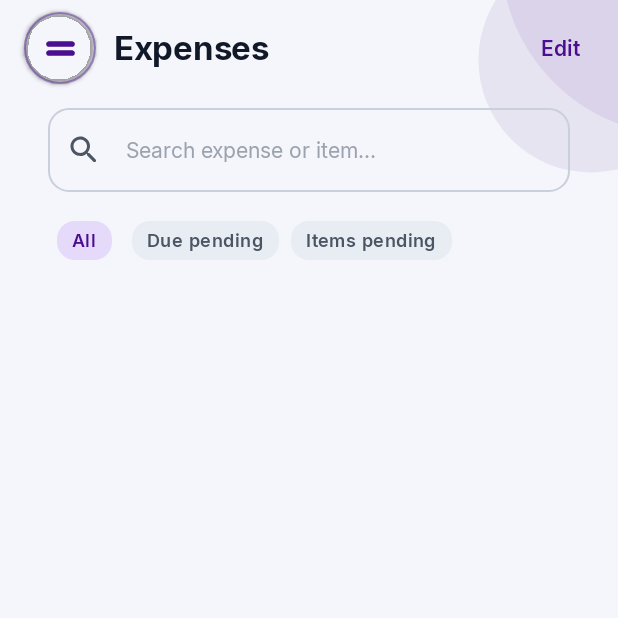
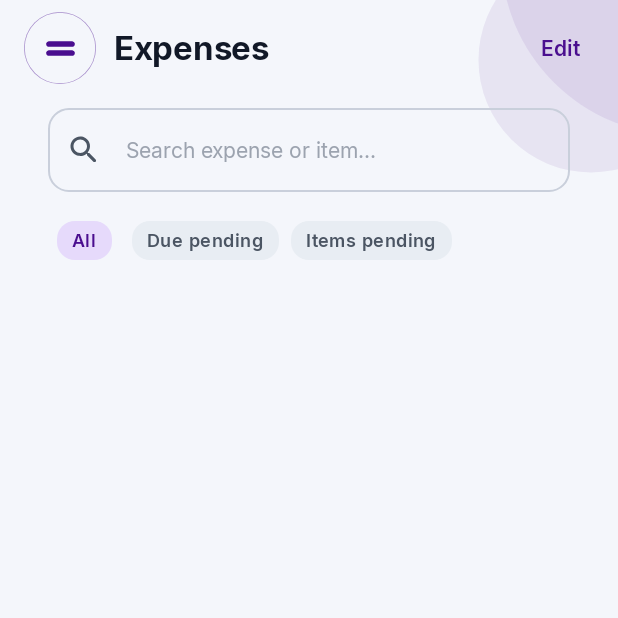
Before and after one commit to sabujdip01/MyEvents, an Android app built with Jetpack Compose: the composable ExpensesScreen shown on its own in the app's theme, on a phone screen of 412 x 824 dp, the top half of it. Run offline under Robolectric (Android 15) with nearby library versions, the phone set to English and light mode, and no system bars; our stand-ins replace Dagger/Hilt's generated code, Room's generated code; 4 statements that could not run were skipped.

Commit message:
fix(nav): anti-aliased smooth circle MenuButton, reliable Home navigation, and drawer gesture boundary

```diff
--- a/app/src/main/java/sabuj/m/myevents/core/ui/MenuButton.kt
+++ b/app/src/main/java/sabuj/m/myevents/core/ui/MenuButton.kt
@@ -1,17 +1,20 @@
 package sabuj.m.myevents.core.ui
 
 import androidx.compose.foundation.Canvas
+import androidx.compose.foundation.clickable
 import androidx.compose.foundation.layout.Box
 import androidx.compose.foundation.layout.fillMaxWidth
 import androidx.compose.foundation.layout.padding
 import androidx.compose.foundation.layout.size
 import androidx.compose.foundation.shape.CircleShape
-import androidx.compose.material3.Surface
 import androidx.compose.runtime.Composable
 import androidx.compose.ui.Alignment
 import androidx.compose.ui.Modifier
+import androidx.compose.ui.draw.clip
+import androidx.compose.ui.draw.drawBehind
 import androidx.compose.ui.geometry.Offset
 import androidx.compose.ui.graphics.StrokeCap
+import androidx.compose.ui.graphics.drawscope.Stroke
 import androidx.compose.ui.unit.dp
 import sabuj.m.myevents.core.preview.LightDarkPreviews
 import sabuj.m.myevents.core.theme.AppColor
@@ -19,13 +22,8 @@ import sabuj.m.myevents.core.theme.AppTheme
 import sabuj.m.myevents.core.theme.Spacing
 
 /**
- * Floating menu button shown at the top-left of every screen.
- * Design.md section 4.1:
- *  - 48 × 48 circle, surface colour, soft shadow (light) or 1 dp outline (dark)
- *  - Two thick horizontal lines (≡ simplified), drawn in primary colour
- *  - Floats at left 16 dp, top = status bar + 8 dp
- *
- * @param onClick Called when the button is tapped (opens the drawer).
+ * Floating menu button shown at the top-left of every screen (Items C1 & C2).
+ * Perfect anti-aliased circle with transparent background fill and thin border.
  */
 @Composable
 fun MenuButton(
@@ -33,19 +31,21 @@ fun MenuButton(
     modifier: Modifier = Modifier,
 ) {
     val lineColor = AppColor.primary
+    val borderColor = if (AppColor.isDark) AppColor.outlineVariant else AppColor.primary.copy(alpha = 0.25f)
 
-    Surface(
-        onClick         = onClick,
-        modifier        = modifier.size(48.dp),
-        shape           = CircleShape,
-        color           = androidx.compose.ui.graphics.Color.Transparent,
-        shadowElevation = 2.dp,
-        border          = androidx.compose.foundation.BorderStroke(
-            0.8.dp,
-            if (AppColor.isDark) AppColor.outlineVariant else AppColor.primary.copy(alpha = 0.25f),
-        ),
+    Box(
+        modifier = modifier
+            .size(48.dp)
+            .clip(CircleShape)
+            .clickable(onClick = onClick)
+            .drawBehind {
+                drawCircle(
+                    color = borderColor,
+                    style = Stroke(width = 1.dp.toPx()),
+                )
+            },
+        contentAlignment = Alignment.Center,
     ) {
-        Box(contentAlignment = Alignment.Center) {
         // Two centered lines — 15 dp wide (25% shorter), 3.45 dp stroke (15% thicker)
         Canvas(modifier = Modifier.size(15.dp, 10.dp)) {
             val w      = size.width
@@ -63,7 +63,6 @@ fun MenuButton(
                     strokeWidth = stroke,
                     cap         = StrokeCap.Round,
                 )
-                }
             }
         }
     }
--- a/app/src/main/java/sabuj/m/myevents/navigation/AppDrawer.kt
+++ b/app/src/main/java/sabuj/m/myevents/navigation/AppDrawer.kt
@@ -60,9 +60,10 @@ fun AppDrawer(
     val scope       = rememberCoroutineScope()
 
     ModalNavigationDrawer(
-        drawerState   = drawerState,
-        scrimColor    = AppColor.scrim,
-        drawerContent = {
+        drawerState     = drawerState,
+        scrimColor      = AppColor.scrim,
+        gesturesEnabled = drawerState.isOpen, // Item C3: Prevent accidental swipes on main screen from opening drawer
+        drawerContent   = {
             DrawerSheet(
                 currentRoute = currentRoute,
                 onNavigate   = { route ->
--- a/app/src/main/java/sabuj/m/myevents/navigation/AppNavHost.kt
+++ b/app/src/main/java/sabuj/m/myevents/navigation/AppNavHost.kt
@@ -29,7 +29,12 @@ fun AppNavHost(
     AppDrawer(
         currentRoute = currentRoute,
         onNavigate   = { route ->
-            if (route != currentRoute) {
+            if (route == Routes.HOME) {
+                navController.navigate(Routes.HOME) {
+                    popUpTo(0) { inclusive = true }
+                    launchSingleTop = true
+                }
+            } else if (route != currentRoute) {
                 navController.navigate(route) {
                     popUpTo(Routes.HOME) { saveState = true }
                     launchSingleTop = true
```
Lines whose indentation alone changed are shown as unchanged.
